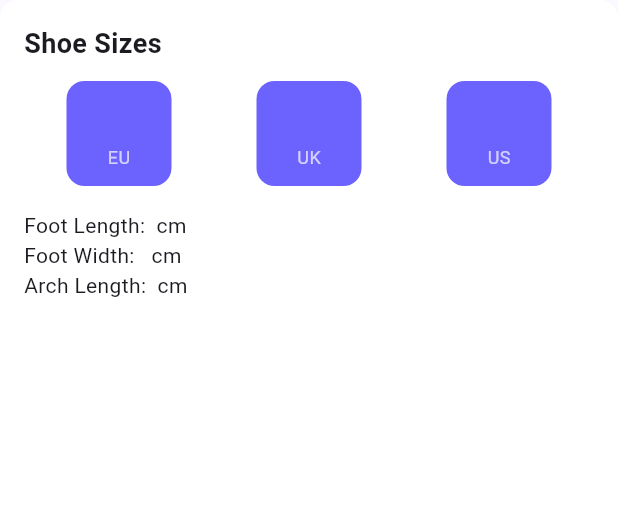
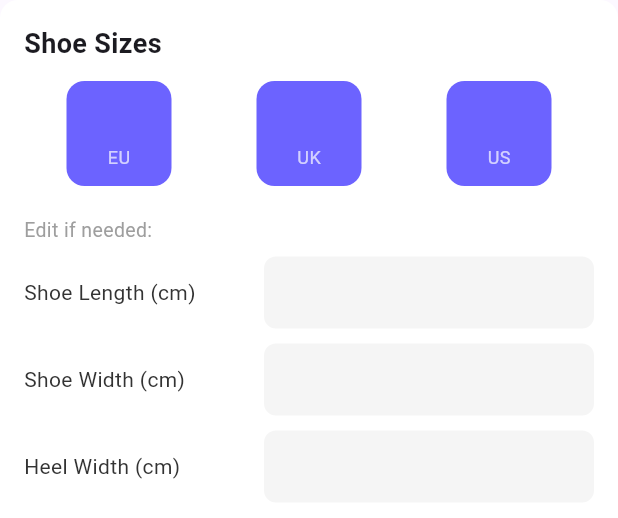
Before and after one commit to AdwaithReghu/AI-Apparel_Size_Pluggin, a Flutter app: the _ShoeResultCard widget shown alone on an empty page, opened directly with empty values, on a phone screen of 412 x 824 dp. Shown: the top 518 px of the screen. Run offline on Flutter 3.47's test engine with Material 3 defaults, Android fonts, the light colour scheme and no system bars; our stand-ins replace camera, connectivity_plus, image_picker, permission_handler, shared_preferences, sqflite; accounts and stored records are empty; network calls fail.

Commit message:
feat: add garment type selector shirt/pants/shoe, shoe result card, rebuild sizing model button

```diff
--- a/AI apparel Sizing/lib/main.dart
+++ b/AI apparel Sizing/lib/main.dart
@@ -1013,23 +1013,17 @@ class _CameraScreenState extends State<CameraScreen> {
               builder: (context) => ResultsScreen(
                 imagePath: image.path,
                 garmentType: selectedGarment,
+                rawMeasurements: measurements,              // ← ADD this line
                 measurements: {
                   'Chest':    '${measurements['chest']    ?? '0'} cm',
                   'Waist':    '${measurements['waist']    ?? '0'} cm',
                   'Length':   '${measurements['length']   ?? '0'} cm',
                   'Shoulder': '${measurements['shoulder'] ?? '0'} cm',
                   'Sleeve':   '${measurements['sleeve']   ?? '0'} cm',
-                  'Shoe Length':   '${measurements['shoe_length']  ?? '0'} cm',
-                  'Shoe Width':    '${measurements['shoe_width']   ?? '0'} cm',
-                  'Heel Width':    '${measurements['heel_width']   ?? '0'} cm',
-                  'EU Size':       '${measurements['shoe_size_eu'] ?? '0'}',
-                  'UK Size':       '${measurements['shoe_size_uk'] ?? '0'}',
-                  'US Size':       '${measurements['shoe_size_us'] ?? '0'}',
-                  'Fits Foot':     '${measurements['fits_foot_min'] ?? '0'}-${measurements['fits_foot_max'] ?? '0'} cm',
-
                 },
                 sizeSuggestion: sizeSuggestion,
               ),
+
             ),
           );
         }
@@ -1226,24 +1220,18 @@ class _CameraScreenState extends State<CameraScreen> {
               MaterialPageRoute(
                 builder: (context) => ResultsScreen(
                   imagePath: image.path,
+                  garmentType: selectedGarment,
+                  rawMeasurements: measurements,              // ← ADD this line
                   measurements: {
                     'Chest':    '${measurements['chest']    ?? '0'} cm',
                     'Waist':    '${measurements['waist']    ?? '0'} cm',
                     'Length':   '${measurements['length']   ?? '0'} cm',
                     'Shoulder': '${measurements['shoulder'] ?? '0'} cm',
                     'Sleeve':   '${measurements['sleeve']   ?? '0'} cm',
-                    'Shoe Length':   '${measurements['shoe_length']  ?? '0'} cm',
-                    'Shoe Width':    '${measurements['shoe_width']   ?? '0'} cm',
-                    'Heel Width':    '${measurements['heel_width']   ?? '0'} cm',
-                    'EU Size':       '${measurements['shoe_size_eu'] ?? '0'}',
-                    'UK Size':       '${measurements['shoe_size_uk'] ?? '0'}',
-                    'US Size':       '${measurements['shoe_size_us'] ?? '0'}',
-                    'Fits Foot':     '${measurements['fits_foot_min'] ?? '0'}-${measurements['fits_foot_max'] ?? '0'} cm',
-
                   },
-                  garmentType: selectedGarment,
                   sizeSuggestion: sizeSuggestion,
                 ),
+
               ),
             );
           }
@@ -1669,12 +1657,15 @@ class ResultsScreen extends StatefulWidget {
   final String imagePath;
   final Map<String, dynamic>? sizeSuggestion;
   final String garmentType;
+  final Map<String, dynamic> rawMeasurements;
+
 
   const ResultsScreen({
     super.key,
     required this.measurements,
     required this.imagePath,
     required this.garmentType,
+    required this.rawMeasurements,
     this.sizeSuggestion,
 
   });
@@ -1905,7 +1896,7 @@ class _ResultsScreenState extends State<ResultsScreen> {
               child: widget.garmentType == 'shoe'
                   ? ListView(
                 children: [
-                  _ShoeResultCard(measurements: widget.measurements),
+                  _ShoeResultCard(measurements: widget.rawMeasurements),
                 ],
               )
                   : ListView(
@@ -4062,10 +4053,38 @@ class _OverlayCheckItem extends StatelessWidget {
   }
 }
 
-class _ShoeResultCard extends StatelessWidget {
+class _ShoeResultCard extends StatefulWidget {
   final Map<String, dynamic> measurements;
 
   const _ShoeResultCard({required this.measurements});
+
+  @override
+  State<_ShoeResultCard> createState() => _ShoeResultCardState();
+}
+
+class _ShoeResultCardState extends State<_ShoeResultCard> {
+  late TextEditingController _lengthController;
+  late TextEditingController _widthController;
+  late TextEditingController _heelController;
+
+  @override
+  void initState() {
+    super.initState();
+    _lengthController = TextEditingController(
+        text: widget.measurements['shoe_length']?.toString() ?? '0');
+    _widthController = TextEditingController(
+        text: widget.measurements['shoe_width']?.toString() ?? '0');
+    _heelController = TextEditingController(
+        text: widget.measurements['heel_width']?.toString() ?? '0');
+  }
+
+  @override
+  void dispose() {
+    _lengthController.dispose();
+    _widthController.dispose();
+    _heelController.dispose();
+    super.dispose();
+  }
 
   @override
   Widget build(BuildContext context) {
@@ -4084,15 +4103,56 @@ class _ShoeResultCard extends StatelessWidget {
           Row(
             mainAxisAlignment: MainAxisAlignment.spaceAround,
             children: [
-              _SizeBox(label: 'EU', value: '${measurements['shoe_size_eu']}'),
-              _SizeBox(label: 'UK', value: '${measurements['shoe_size_uk']}'),
-              _SizeBox(label: 'US', value: '${measurements['shoe_size_us']}'),
+              _SizeBox(
+                  label: 'EU',
+                  value: widget.measurements['shoe_size_eu']?.toString() ?? '-'),
+              _SizeBox(
+                  label: 'UK',
+                  value: widget.measurements['shoe_size_uk']?.toString() ?? '-'),
+              _SizeBox(
+                  label: 'US',
+                  value: widget.measurements['shoe_size_us']?.toString() ?? '-'),
             ],
           ),
-          const SizedBox(height: 16),
-          Text('Foot Length: ${measurements['foot_length']} cm'),
-          Text('Foot Width:  ${measurements['foot_width']} cm'),
-          Text('Arch Length: ${measurements['arch_length']} cm'),
+          const SizedBox(height: 20),
+          const Text('Edit if needed:',
+              style: TextStyle(fontSize: 13, color: Colors.grey)),
+          const SizedBox(height: 8),
+          _editableField('Shoe Length (cm)', _lengthController),
+          _editableField('Shoe Width (cm)',  _widthController),
+          _editableField('Heel Width (cm)',  _heelController),
+        ],
+      ),
+    );
+  }
+
+  Widget _editableField(String label, TextEditingController controller) {
+    return Padding(
+      padding: const EdgeInsets.only(bottom: 10),
+      child: Row(
+        children: [
+          SizedBox(
+            width: 160,
+            child: Text(label,
+                style: const TextStyle(fontSize: 14, color: Color(0xFF333333))),
+          ),
+          Expanded(
+            child: TextField(
+              controller: controller,
+              keyboardType: TextInputType.number,
+              decoration: InputDecoration(
+                suffixText: 'cm',
+                filled: true,
+                fillColor: const Color(0xFFF5F5F5),
+                contentPadding: const EdgeInsets.symmetric(
+                    horizontal: 12, vertical: 8),
+                border: OutlineInputBorder(
+                  borderRadius: BorderRadius.circular(8),
+                  borderSide: BorderSide.none,
+                ),
+              ),
+            ),
+          ),
         ],
       ),
     );
```
